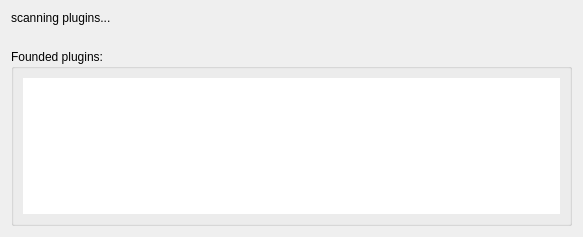
Old version of the form src/Common/gui/PluginScanDialog.ui in the repository elieserdejesus/JamTaba.
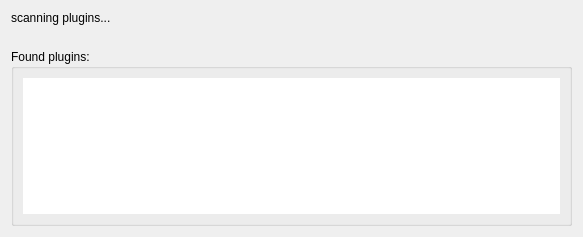
New version of the form.

Commit message: Fixing 'founded' strings in PluginScanDialog.ui

Diff of the .ui file:
```diff
--- a/src/Common/gui/PluginScanDialog.ui
+++ b/src/Common/gui/PluginScanDialog.ui
@@ -45,7 +45,7 @@
    <item>
     <widget class="QGroupBox" name="groupBox">
      <property name="title">
-      <string>Founded plugins:</string>
+      <string>Found plugins:</string>
      </property>
      <layout class="QVBoxLayout" name="verticalLayout_2">
       <item>
```
Left out of the diff: 4 changed lines with no effect on the pictures.
